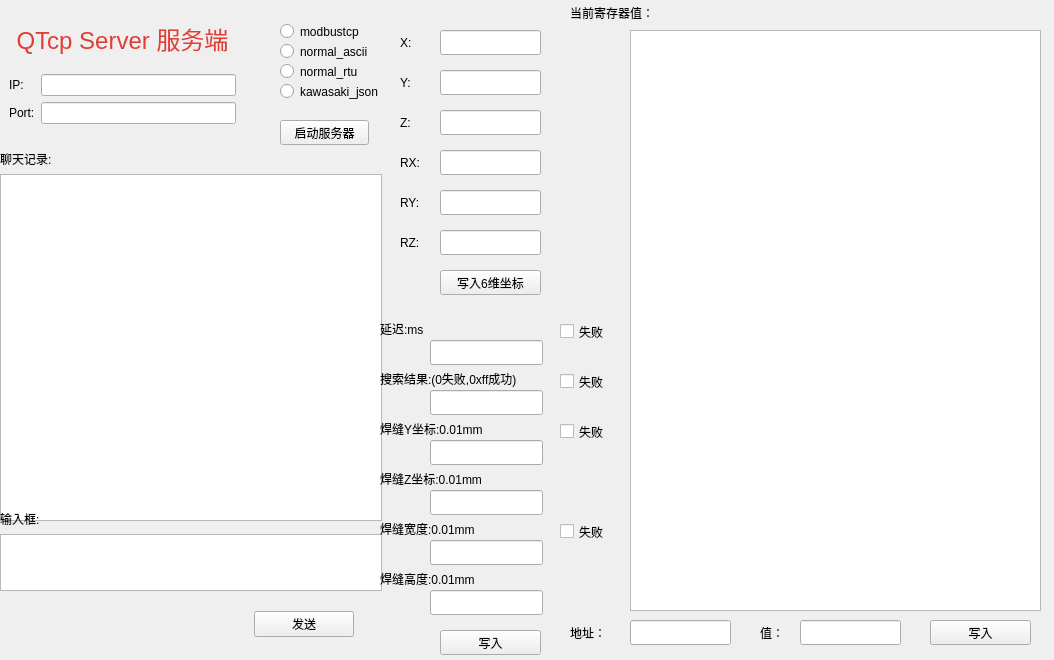
qubo188612/qt_tcp_test, file server.ui: the form before one commit.
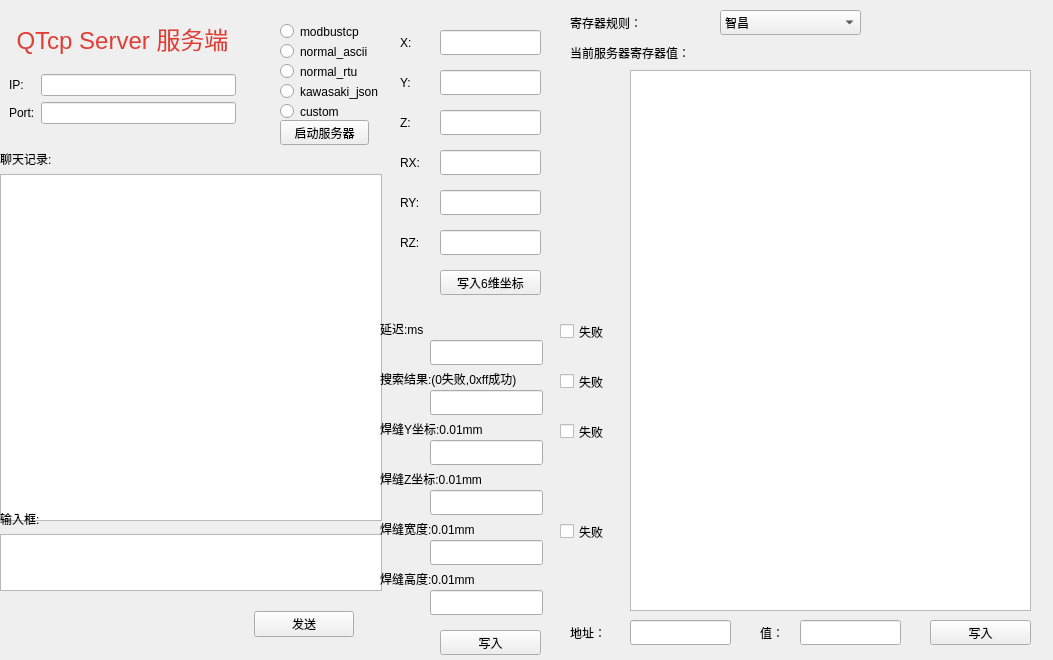
The form after the commit.

Diff of the .ui file:
```diff
--- a/server.ui
+++ b/server.ui
@@ -6,7 +6,7 @@
    <rect>
     <x>0</x>
     <y>0</y>
-    <width>1054</width>
+    <width>1053</width>
     <height>660</height>
    </rect>
   </property>
@@ -345,9 +345,9 @@
    <property name="geometry">
     <rect>
      <x>630</x>
-     <y>30</y>
-     <width>411</width>
-     <height>581</height>
+     <y>70</y>
+     <width>401</width>
+     <height>541</height>
     </rect>
    </property>
   </widget>
@@ -378,13 +378,13 @@
    <property name="geometry">
     <rect>
      <x>570</x>
-     <y>0</y>
-     <width>131</width>
+     <y>40</y>
+     <width>171</width>
      <height>25</height>
     </rect>
    </property>
    <property name="text">
-    <string>当前寄存器值：</string>
+    <string>当前服务器寄存器值：</string>
    </property>
   </widget>
   <widget class="QLabel" name="label_14">
@@ -639,6 +639,52 @@
     <string>失败</string>
    </property>
   </widget>
+  <widget class="QRadioButton" name="radio_5">
+   <property name="geometry">
+    <rect>
+     <x>280</x>
+     <y>100</y>
+     <width>121</width>
+     <height>23</height>
+    </rect>
+   </property>
+   <property name="text">
+    <string>custom</string>
+   </property>
+  </widget>
+  <widget class="QLabel" name="label_22">
+   <property name="geometry">
+    <rect>
+     <x>570</x>
+     <y>10</y>
+     <width>111</width>
+     <height>25</height>
+    </rect>
+   </property>
+   <property name="text">
+    <string>寄存器规则：</string>
+   </property>
+  </widget>
+  <widget class="QComboBox" name="comboBox">
+   <property name="geometry">
+    <rect>
+     <x>720</x>
+     <y>10</y>
+     <width>141</width>
+     <height>25</height>
+    </rect>
+   </property>
+   <item>
+    <property name="text">
+     <string>智昌</string>
+    </property>
+   </item>
+   <item>
+    <property name="text">
+     <string>摩卡-纳伯特</string>
+    </property>
+   </item>
+  </widget>
  </widget>
  <resources/>
  <connections/>
```
